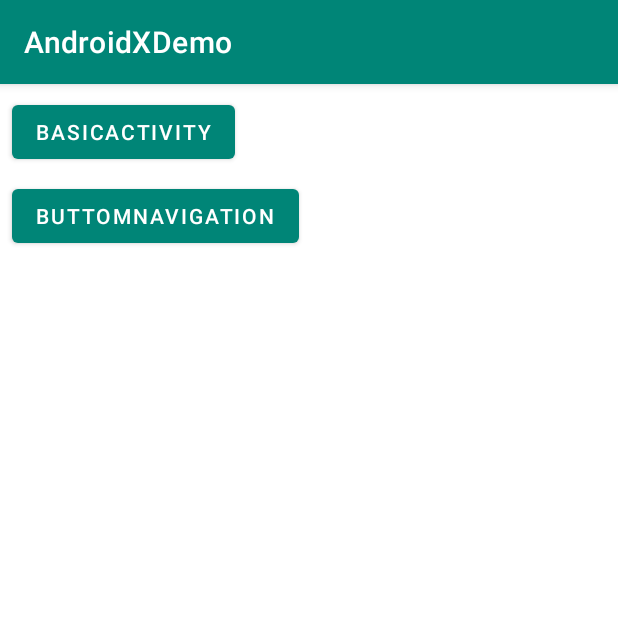
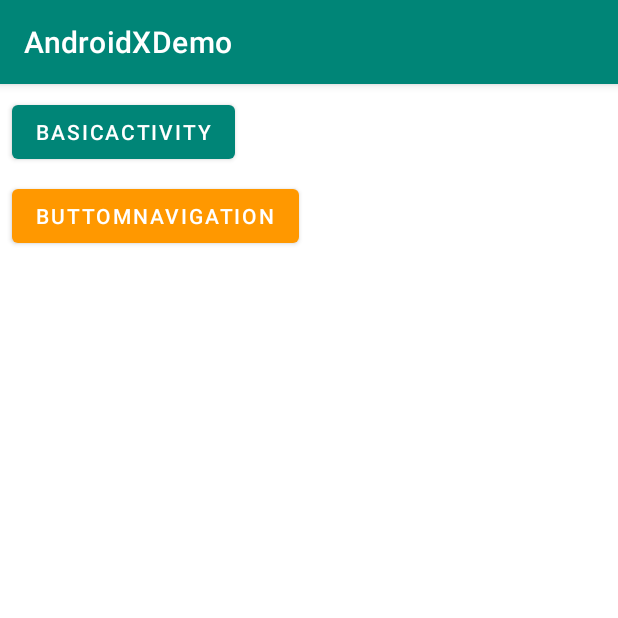
Before and after one commit to SeamanZ/AndroidXDemo, an Android app: the screen it shows after launch (MainActivity), on a phone screen of 412 x 824 dp, the top half of it. Run offline under Robolectric (Android 15) with nearby library versions, the phone set to English and light mode, and no system bars.

Commit message:
XML中设置属性「android:theme="@style/AppTheme.OrangeButton"」，改变Button背景色

```diff
--- a/app/build.gradle
+++ b/app/build.gradle
@@ -30,7 +30,7 @@ dependencies {
     implementation 'androidx.core:core-ktx:1.1.0-alpha05'
     implementation 'androidx.constraintlayout:constraintlayout:1.1.3'
     implementation 'com.google.android.material:material:1.1.0-alpha04'
-    implementation 'androidx.vectordrawable:vectordrawable:1.0.0-beta01'
+    implementation 'androidx.vectordrawable:vectordrawable:1.1.0-alpha01'
     testImplementation 'junit:junit:4.12'
     androidTestImplementation 'androidx.test:runner:1.1.2-alpha02'
     androidTestImplementation 'androidx.test.espresso:espresso-core:3.2.0-alpha02'
--- a/app/src/main/res/layout/activity_main.xml
+++ b/app/src/main/res/layout/activity_main.xml
@@ -31,6 +31,7 @@
         android:layout_marginTop="8dp"
         android:layout_marginEnd="8dp"
         android:text="@string/button_navigation_activity"
+        android:theme="@style/AppTheme.OrangeButton"
         app:layout_constraintEnd_toEndOf="parent"
         app:layout_constraintHorizontal_bias="0.0"
         app:layout_constraintStart_toStartOf="parent"
--- a/app/src/main/res/values/colors.xml
+++ b/app/src/main/res/values/colors.xml
@@ -3,4 +3,5 @@
     <color name="colorPrimary">#008577</color>
     <color name="colorPrimaryDark">#00574B</color>
     <color name="colorAccent">#D81B60</color>
+    <color name="orange">#FF9800</color>
 </resources>
--- a/app/src/main/res/values/styles.xml
+++ b/app/src/main/res/values/styles.xml
@@ -13,6 +13,11 @@
         <item name="windowNoTitle">true</item>
     </style>
 
+    <!-- XML中设置属性「android:theme="@style/AppTheme.OrangeButton"」，改变Button背景色-->
+    <style name="AppTheme.OrangeButton">
+        <item name="colorPrimary">@color/orange</item>
+    </style>
+
     <style name="AppTheme.AppBarOverlay" parent="ThemeOverlay.MaterialComponents.Dark.ActionBar" />
 
     <style name="AppTheme.PopupOverlay" parent="ThemeOverlay.MaterialComponents.Light" />
```
